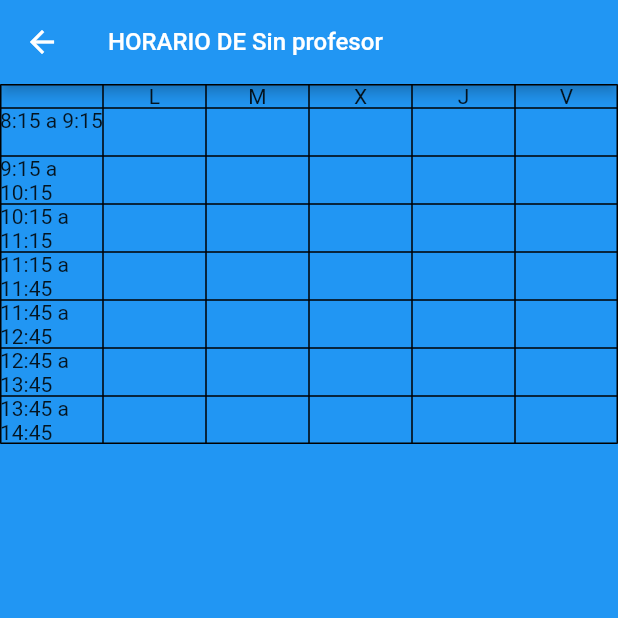
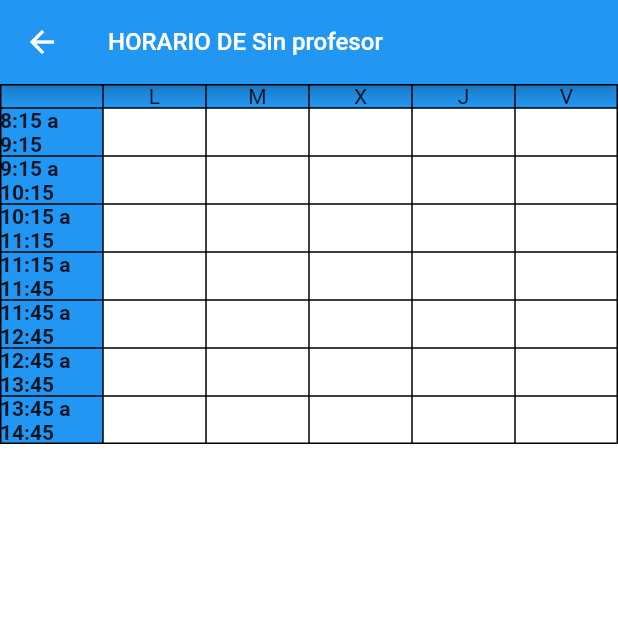
Before and after one commit to CHaupter/senecaFlutter, a Flutter app: the HorarioProfesoresDetallesScreen screen opened directly with empty values, on a phone screen of 412 x 824 dp, the top half of it. Run offline on Flutter 3.47's test engine with Material 2 defaults, Android fonts, the phone set to English and light mode, and no system bars; our stand-ins replace firebase_auth, firebase_core, font_awesome_flutter, google_sign_in, syncfusion_flutter_calendar; accounts and stored records are empty; network calls fail.

Commit message:
Optimización interfaces

```diff
--- a/lib/screens/interfaz/main_screen.dart
+++ b/lib/screens/interfaz/main_screen.dart
@@ -17,6 +17,8 @@ class _MainScreenState extends State<MainScreen> {
 
   @override
   Widget build(BuildContext context) {
+    final nombreUsuario = ModalRoute.of(context)!.settings.arguments;
+
     final pageView = PageView(
       controller: controller,
       children: [
--- a/lib/screens/profesores/horario_profesores_detalles_screen.dart
+++ b/lib/screens/profesores/horario_profesores_detalles_screen.dart
@@ -1,3 +1,4 @@
+import 'package:flutter/cupertino.dart';
 import 'package:flutter/material.dart';
 import 'package:provider/provider.dart';
 import 'package:seneca_aplicacion/providers/providers.dart';
@@ -37,11 +38,13 @@ class HorarioProfesoresDetallesScreen extends StatelessWidget {
         ),
       ),
       body: Container(
-          decoration: BoxDecoration(color: Colors.blue),
+          decoration: BoxDecoration(color: Colors.white),
           child: Column(
             children: [
-              Table(
-                border: TableBorder.all(),
+              Container(
+                color: Colors.blue,
+                child: Table(
+                  border: TableBorder.all(style: BorderStyle.solid),
                   children: [
                     DiasSemana(),
                     //8:15-9:15
@@ -67,6 +70,7 @@ class HorarioProfesoresDetallesScreen extends StatelessWidget {
                         context, centroProvider, index, tramosHorarios[6], 6),
                   ],
                 ),
+              ),
             ],
           )),
     );
@@ -85,8 +89,13 @@ class HorarioProfesoresDetallesScreen extends StatelessWidget {
 
   TableRow DiaHorario(BuildContext context, CentroProvider centroProvider,
       int index, List<int> tramosHorarios, int i) {
-    return TableRow(children: [
-      Text(horario[i]),
+    return TableRow(decoration: BoxDecoration(color: Colors.white), children: [
+      Container(
+          color: Colors.blue,
+          child: Text(
+            horario[i],
+            style: TextStyle(fontWeight: FontWeight.bold),
+          )),
       devolverClase(context, centroProvider, index, tramosHorarios[0]),
       devolverClase(context, centroProvider, index, tramosHorarios[1]),
       devolverClase(context, centroProvider, index, tramosHorarios[2]),
@@ -119,7 +128,15 @@ Widget devolverClase(
   }
 
   return Container(
-    child: Column(children: [Text(asignatura), Text(aula)]),
+    child: Column(children: [
+      Text(asignatura,
+          textAlign: TextAlign.center,
+          style: TextStyle(
+            fontWeight: FontWeight.bold,
+            fontSize: 14,
+          )),
+      Text(aula.toUpperCase(), style: TextStyle(fontWeight: FontWeight.bold))
+    ]),
   );
 }
 
@@ -127,7 +144,7 @@ List<String> _averiguarHorario(BuildContext context, int id_prof, int tramo) {
   final centroProvider = Provider.of<CentroProvider>(context, listen: false);
   final listadoHorariosProfesores = centroProvider.listaHorariosProfesores;
   List<String> horario = List.filled(2, "0");
-  print("Tramo que entra en el método de averiguar horario: $tramo");
+  //print("Tramo que entra en el método de averiguar horario: $tramo");
 
   for (int i = 0; i < listadoHorariosProfesores.length; i++) {
     if (int.parse(listadoHorariosProfesores[i].horNumIntPr) == id_prof + 1) {
@@ -138,8 +155,8 @@ List<String> _averiguarHorario(BuildContext context, int id_prof, int tramo) {
 
           horario[1] = listadoHorariosProfesores[i].actividad[j].aula;
 
-          print("Asignatura: " + horario[0]);
-          print("Aula: " + horario[1]);
+          // print("Asignatura: " + horario[0]);
+          // print("Aula: " + horario[1]);
         }
       }
     }
--- a/lib/service/google_sign_in.dart
+++ b/lib/service/google_sign_in.dart
@@ -42,13 +42,15 @@ class _GoogleSignInState extends State<GoogleSignIn> {
                   User? user = FirebaseAuth.instance.currentUser;
                   String? usuarioGoogle = user!.email;
 
+                  String? nombreUsuarioGoogle = user.displayName;
                   bool existe = false;
 
                   for (int i = 0; i < lista.length; i++) {
                     print(lista[i].usuario);
                     if (lista[i].usuario == usuarioGoogle.toString()) {
                       existe = true;
-                      Navigator.pushNamed(context, "main_screen");
+                      Navigator.pushNamed(context, "main_screen",
+                          arguments: nombreUsuarioGoogle);
                     }
                   }
 
--- a/lib/widgets/user_card.dart
+++ b/lib/widgets/user_card.dart
@@ -1,5 +1,7 @@
 import 'package:flutter/material.dart';
 import 'package:seneca_aplicacion/main.dart';
+import 'package:seneca_aplicacion/screens/interfaz/main_screen.dart' as main;
+import 'package:seneca_aplicacion/service/services.dart';
 
 class UserCard extends StatelessWidget {
   const UserCard({
@@ -39,6 +41,8 @@ class _UsuarioOpciones extends StatelessWidget {
 
   @override
   Widget build(BuildContext context) {
+    User? user = FirebaseAuth.instance.currentUser;
+
     return Expanded(
       flex: 7,
       child: Container(
@@ -52,7 +56,7 @@ class _UsuarioOpciones extends StatelessWidget {
                   Container(
                     margin: EdgeInsets.only(left: 10, top: 15),
                     child: Text(
-                      "Haupter Pérez, Carlos",
+                      user!.displayName.toString(),
                       style:
                           TextStyle(fontWeight: FontWeight.bold, fontSize: 18),
                     ),
```
Also changed, not shown: lib/screens/alumnado/horario_detalles_alumnado_screen.dart (+20 -4 lines), lib/screens/profesores/contacto_profesores_screen.dart (+9 -3 lines), lib/screens/servicio/servicio_es_alumnos_screen.dart (+109 -27 lines), pubspec.lock. Lines whose indentation alone changed are shown as unchanged.
